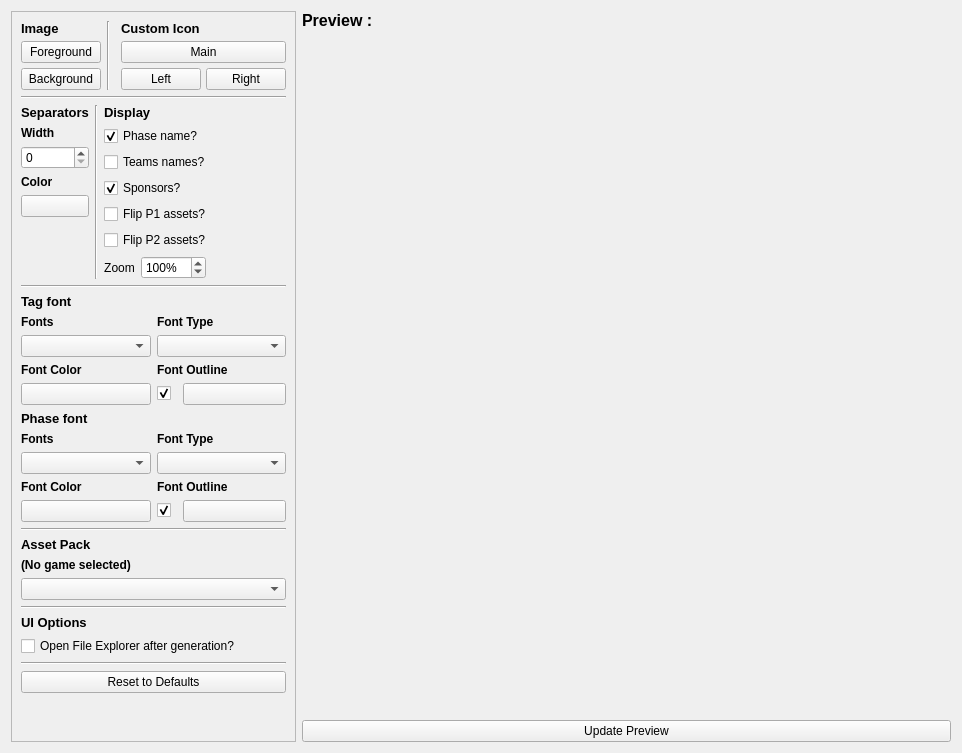
Above: src/layout/TSHThumbnailSettings.ui from joaorb64/TournamentStreamHelper before the change. Below: the same form after it.
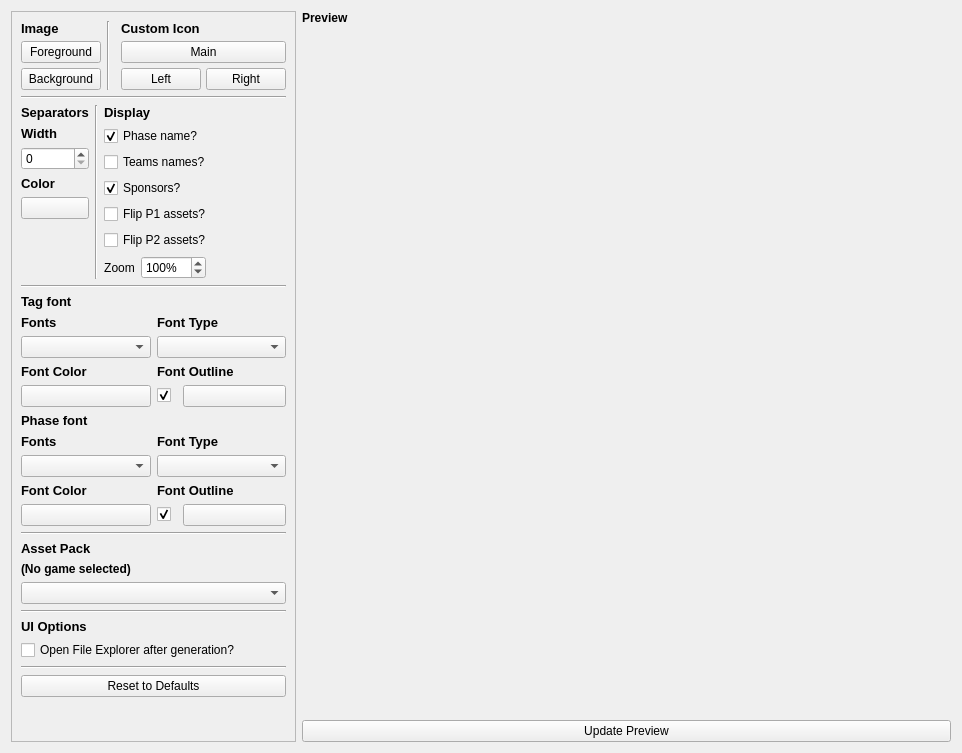
That is the form after the change.

Commit message: Add more translations, fix thumbnail generator ui file

Patch:
```diff
--- a/src/layout/TSHThumbnailSettings.ui
+++ b/src/layout/TSHThumbnailSettings.ui
@@ -31,7 +31,7 @@
         <x>0</x>
         <y>0</y>
         <width>302</width>
-        <height>806</height>
+        <height>802</height>
        </rect>
       </property>
       <layout class="QVBoxLayout" name="verticalLayout_6">
@@ -183,8 +183,15 @@
                  <verstretch>0</verstretch>
                 </sizepolicy>
                </property>
+               <property name="font">
+                <font>
+                 <pointsize>10</pointsize>
+                 <weight>75</weight>
+                 <bold>true</bold>
+                </font>
+               </property>
                <property name="text">
-                <string>&lt;html&gt;&lt;head/&gt;&lt;body&gt;&lt;p&gt;&lt;span style=&quot; font-weight:700;&quot;&gt;Width&lt;/span&gt;&lt;/p&gt;&lt;/body&gt;&lt;/html&gt;</string>
+                <string>Width</string>
                </property>
               </widget>
              </item>
@@ -199,8 +206,15 @@
                  <verstretch>0</verstretch>
                 </sizepolicy>
                </property>
+               <property name="font">
+                <font>
+                 <pointsize>10</pointsize>
+                 <weight>75</weight>
+                 <bold>true</bold>
+                </font>
+               </property>
                <property name="text">
-                <string>&lt;html&gt;&lt;head/&gt;&lt;body&gt;&lt;p&gt;&lt;span style=&quot; font-weight:700;&quot;&gt;Color&lt;/span&gt;&lt;/p&gt;&lt;/body&gt;&lt;/html&gt;</string>
+                <string>Color</string>
                </property>
               </widget>
              </item>
@@ -387,8 +401,15 @@
             <layout class="QVBoxLayout" name="verticalLayout_3">
              <item>
               <widget class="QLabel" name="label_3">
+               <property name="font">
+                <font>
+                 <pointsize>10</pointsize>
+                 <weight>75</weight>
+                 <bold>true</bold>
+                </font>
+               </property>
                <property name="text">
-                <string>&lt;html&gt;&lt;head/&gt;&lt;body&gt;&lt;p&gt;&lt;span style=&quot; font-weight:700;&quot;&gt;Fonts&lt;/span&gt;&lt;/p&gt;&lt;/body&gt;&lt;/html&gt;</string>
+                <string>Fonts</string>
                </property>
               </widget>
              </item>
@@ -404,8 +425,15 @@
              </property>
              <item>
               <widget class="QLabel" name="label_4">
+               <property name="font">
+                <font>
+                 <pointsize>10</pointsize>
+                 <weight>75</weight>
+                 <bold>true</bold>
+                </font>
+               </property>
                <property name="text">
-                <string>&lt;html&gt;&lt;head/&gt;&lt;body&gt;&lt;p&gt;&lt;span style=&quot; font-weight:700;&quot;&gt;Font Type&lt;/span&gt;&lt;/p&gt;&lt;/body&gt;&lt;/html&gt;</string>
+                <string>Font Type</string>
                </property>
               </widget>
              </item>
@@ -422,8 +450,15 @@
             <layout class="QVBoxLayout" name="verticalLayoutPlayerFontColor">
              <item>
               <widget class="QLabel" name="labelPlayerFontColor">
+               <property name="font">
+                <font>
+                 <pointsize>10</pointsize>
+                 <weight>75</weight>
+                 <bold>true</bold>
+                </font>
+               </property>
                <property name="text">
-                <string>&lt;html&gt;&lt;head/&gt;&lt;body&gt;&lt;p&gt;&lt;span style=&quot; font-weight:700;&quot;&gt;Font Color&lt;/span&gt;&lt;/p&gt;&lt;/body&gt;&lt;/html&gt;</string>
+                <string>Font Color</string>
                </property>
               </widget>
              </item>
@@ -440,8 +475,15 @@
             <layout class="QVBoxLayout" name="verticalLayoutPlayerFontOutline">
              <item>
               <widget class="QLabel" name="labelFontColor">
+               <property name="font">
+                <font>
+                 <pointsize>10</pointsize>
+                 <weight>75</weight>
+                 <bold>true</bold>
+                </font>
+               </property>
                <property name="text">
-                <string>&lt;html&gt;&lt;head/&gt;&lt;body&gt;&lt;p&gt;&lt;span style=&quot; font-weight:700;&quot;&gt;Font Outline&lt;/span&gt;&lt;/p&gt;&lt;/body&gt;&lt;/html&gt;</string>
+                <string>Font Outline</string>
                </property>
               </widget>
              </item>
@@ -478,8 +520,15 @@
          </item>
          <item>
           <widget class="QLabel" name="label_8">
+           <property name="font">
+            <font>
+             <pointsize>10</pointsize>
+             <weight>75</weight>
+             <bold>true</bold>
+            </font>
+           </property>
            <property name="text">
-            <string>&lt;html&gt;&lt;head/&gt;&lt;body&gt;&lt;p&gt;&lt;span style=&quot; font-size:10pt; font-weight:700;&quot;&gt;Phase font&lt;/span&gt;&lt;/p&gt;&lt;/body&gt;&lt;/html&gt;</string>
+            <string>Phase font</string>
            </property>
           </widget>
          </item>
@@ -492,8 +541,15 @@
             <layout class="QVBoxLayout" name="verticalLayout_4">
              <item>
               <widget class="QLabel" name="label_5">
+               <property name="font">
+                <font>
+                 <pointsize>10</pointsize>
+                 <weight>75</weight>
+                 <bold>true</bold>
+                </font>
+               </property>
                <property name="text">
-                <string>&lt;html&gt;&lt;head/&gt;&lt;body&gt;&lt;p&gt;&lt;span style=&quot; font-weight:700;&quot;&gt;Fonts&lt;/span&gt;&lt;/p&gt;&lt;/body&gt;&lt;/html&gt;</string>
+                <string>Fonts</string>
                </property>
               </widget>
              </item>
@@ -509,8 +565,15 @@
              </property>
              <item>
               <widget class="QLabel" name="label_6">
+               <property name="font">
+                <font>
+                 <pointsize>10</pointsize>
+                 <weight>75</weight>
+                 <bold>true</bold>
+                </font>
+               </property>
                <property name="text">
-                <string>&lt;html&gt;&lt;head/&gt;&lt;body&gt;&lt;p&gt;&lt;span style=&quot; font-weight:700;&quot;&gt;Font Type&lt;/span&gt;&lt;/p&gt;&lt;/body&gt;&lt;/html&gt;</string>
+                <string>Font Type</string>
                </property>
               </widget>
              </item>
@@ -527,8 +590,15 @@
             <layout class="QVBoxLayout" name="verticalLayoutPlayerFontColor_2">
              <item>
               <widget class="QLabel" name="labelPhaseFontColor">
+               <property name="font">
+                <font>
+                 <pointsize>10</pointsize>
+                 <weight>75</weight>
+                 <bold>true</bold>
+                </font>
+               </property>
                <property name="text">
-                <string>&lt;html&gt;&lt;head/&gt;&lt;body&gt;&lt;p&gt;&lt;span style=&quot; font-weight:700;&quot;&gt;Font Color&lt;/span&gt;&lt;/p&gt;&lt;/body&gt;&lt;/html&gt;</string>
+                <string>Font Color</string>
                </property>
               </widget>
              </item>
@@ -545,8 +615,15 @@
             <layout class="QVBoxLayout" name="verticalLayoutPlayerFontOutline_2">
              <item>
               <widget class="QLabel" name="labelFontColor_2">
+               <property name="font">
+                <font>
+                 <pointsize>10</pointsize>
+                 <weight>75</weight>
+                 <bold>true</bold>
+                </font>
+               </property>
                <property name="text">
-                <string>&lt;html&gt;&lt;head/&gt;&lt;body&gt;&lt;p&gt;&lt;span style=&quot; font-weight:700;&quot;&gt;Font Outline&lt;/span&gt;&lt;/p&gt;&lt;/body&gt;&lt;/html&gt;</string>
+                <string>Font Outline</string>
                </property>
               </widget>
              </item>
@@ -593,8 +670,15 @@
          </item>
          <item>
           <widget class="QLabel" name="label_9">
+           <property name="font">
+            <font>
+             <pointsize>10</pointsize>
+             <weight>75</weight>
+             <bold>true</bold>
+            </font>
+           </property>
            <property name="text">
-            <string>&lt;html&gt;&lt;head/&gt;&lt;body&gt;&lt;p&gt;&lt;span style=&quot; font-size:10pt; font-weight:700;&quot;&gt;Asset Pack&lt;/span&gt;&lt;/p&gt;&lt;/body&gt;&lt;/html&gt;</string>
+            <string>Asset Pack</string>
            </property>
           </widget>
          </item>
@@ -628,8 +712,15 @@
          </item>
          <item>
           <widget class="QLabel" name="label_10">
+           <property name="font">
+            <font>
+             <pointsize>10</pointsize>
+             <weight>75</weight>
+             <bold>true</bold>
+            </font>
+           </property>
            <property name="text">
-            <string>&lt;html&gt;&lt;head/&gt;&lt;body&gt;&lt;p&gt;&lt;span style=&quot; font-size:10pt; font-weight:700;&quot;&gt;UI Options&lt;/span&gt;&lt;/p&gt;&lt;/body&gt;&lt;/html&gt;</string>
+            <string>UI Options</string>
            </property>
           </widget>
          </item>
@@ -680,8 +771,14 @@
     <layout class="QVBoxLayout" name="verticalLayout_10">
      <item>
       <widget class="QLabel" name="label">
+       <property name="font">
+        <font>
+         <weight>75</weight>
+         <bold>true</bold>
+        </font>
+       </property>
        <property name="text">
-        <string>&lt;html&gt;&lt;head/&gt;&lt;body&gt;&lt;p&gt;&lt;span style=&quot; font-size:12pt; font-weight:700;&quot;&gt;Preview :&lt;/span&gt;&lt;/p&gt;&lt;/body&gt;&lt;/html&gt;</string>
+        <string>Preview</string>
        </property>
       </widget>
      </item>
```
Left out of the diff: 48 changed lines with no effect on the pictures. The commit also changes 4 other files.
